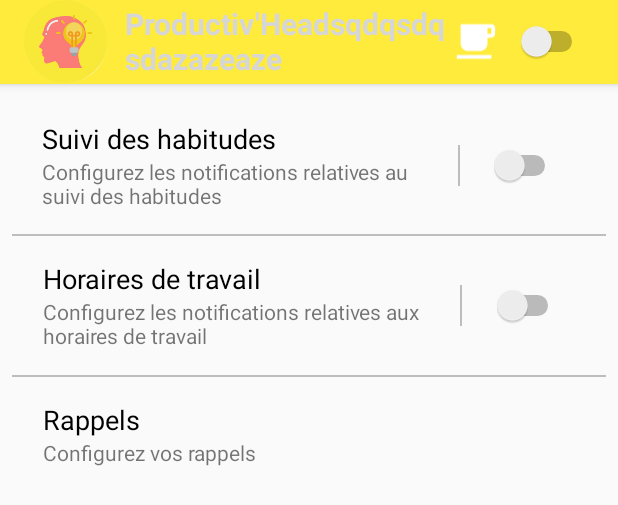
After one commit to dblasko/Productiv-Head-PTUT-IUT, an Android app: the layout notification_activity.xml on its own in the app's theme, with its tools: preview values and no code run, on a phone screen of 412 x 824 dp. The commit adds this screen. Shown: the top 505 px of the screen. Run offline under Robolectric (Android 15) with nearby library versions, the phone set to English and light mode, and no system bars.

Commit message:
Removed old and useless xml files + added drawer to notifications activity + switched to cardviews in reminders activity

```diff
--- a/app/src/main/res/layout/activity_rappels.xml
+++ b/app/src/main/res/layout/activity_rappels.xml
@@ -32,6 +32,8 @@
         android:layout_marginBottom="16dp"
         android:paddingBottom="4dp"
         android:visibility="visible"
+        android:dividerHeight="0dp"
+        android:divider="@null"
         app:layout_constraintBottom_toTopOf="@+id/buttonAdd"
         app:layout_constraintEnd_toEndOf="parent"
         app:layout_constraintStart_toStartOf="parent"
--- /dev/null
+++ b/app/src/main/res/layout/notification_activity.xml
@@ -0,0 +1,224 @@
+<?xml version="1.0" encoding="utf-8"?>
+<androidx.drawerlayout.widget.DrawerLayout xmlns:android="http://schemas.android.com/apk/res/android"
+    xmlns:app="http://schemas.android.com/apk/res-auto"
+    xmlns:tools="http://schemas.android.com/tools"
+    android:id="@+id/drawer_layout"
+    android:layout_width="match_parent"
+    android:layout_height="match_parent"
+    android:fitsSystemWindows="true"
+    tools:openDrawer="start">
+
+    <androidx.constraintlayout.widget.ConstraintLayout xmlns:android="http://schemas.android.com/apk/res/android"
+        xmlns:app="http://schemas.android.com/apk/res-auto"
+        xmlns:tools="http://schemas.android.com/tools"
+        android:layout_width="match_parent"
+        android:layout_height="match_parent"
+        tools:context=".Notifications.NotificationActivity">
+
+        <include
+            android:id="@+id/tool_bar"
+            layout="@layout/tool_bar" />
+
+        <androidx.constraintlayout.widget.ConstraintLayout
+            android:id="@+id/blocSuiviHabitudes"
+            android:layout_width="match_parent"
+            android:layout_height="0dp"
+            android:layout_marginTop="8dp"
+            android:background="?attr/selectableItemBackground"
+            android:clickable="true"
+            android:focusable="true"
+            app:layout_constraintTop_toBottomOf="@+id/tool_bar"
+            tools:layout_editor_absoluteX="0dp">
+
+            <TextView
+                android:id="@+id/textViewSuiviHabitudes1"
+                android:layout_width="wrap_content"
+                android:layout_height="wrap_content"
+                android:layout_marginStart="8dp"
+                android:layout_marginTop="16dp"
+                android:text="Suivi des habitudes"
+                android:textColor="@android:color/black"
+                android:textSize="18sp"
+                android:visibility="visible"
+                app:layout_constraintEnd_toEndOf="parent"
+                app:layout_constraintHorizontal_bias="0.08"
+                app:layout_constraintStart_toStartOf="parent"
+                app:layout_constraintTop_toTopOf="parent" />
+
+            <TextView
+                android:id="@+id/textViewSuiviHabitudes2"
+                android:layout_width="258dp"
+                android:layout_height="35dp"
+                android:layout_marginBottom="16dp"
+                android:text="Configurez les notifications relatives au suivi des habitudes"
+                android:visibility="visible"
+                app:layout_constraintBottom_toBottomOf="@+id/blocSuiviHabitudes"
+                app:layout_constraintStart_toStartOf="@+id/textViewSuiviHabitudes1"
+                app:layout_constraintTop_toBottomOf="@+id/textViewSuiviHabitudes1" />
+
+            <View
+                android:id="@+id/viewSeparateurSuiviHabitudes"
+                android:layout_width="1dp"
+                android:layout_height="0dp"
+                android:layout_marginStart="8dp"
+                android:layout_marginEnd="8dp"
+                android:background="#90909090"
+                app:layout_constraintBottom_toBottomOf="@+id/switchSuiviHabitudes"
+                app:layout_constraintEnd_toStartOf="@+id/switchSuiviHabitudes"
+                app:layout_constraintStart_toEndOf="@+id/textViewSuiviHabitudes2"
+                app:layout_constraintTop_toTopOf="@+id/switchSuiviHabitudes" />
+
+            <Switch
+                android:id="@+id/switchSuiviHabitudes"
+                android:layout_width="wrap_content"
+                android:layout_height="21dp"
+                android:layout_marginStart="8dp"
+                android:layout_marginTop="8dp"
+                android:layout_marginEnd="8dp"
+                android:layout_marginBottom="8dp"
+                android:visibility="visible"
+                app:layout_constraintBottom_toBottomOf="@+id/textViewSuiviHabitudes2"
+                app:layout_constraintEnd_toEndOf="parent"
+                app:layout_constraintHorizontal_bias="0.516"
+                app:layout_constraintStart_toEndOf="@+id/textViewSuiviHabitudes2"
+                app:layout_constraintTop_toTopOf="@+id/textViewSuiviHabitudes1" />
+
+        </androidx.constraintlayout.widget.ConstraintLayout>
+
+        <View
+            android:id="@+id/viewSeparateur1"
+            android:layout_width="fill_parent"
+            android:layout_height="1dp"
+            android:layout_marginStart="8dp"
+            android:layout_marginEnd="8dp"
+            android:background="#90909090"
+            app:layout_constraintEnd_toEndOf="parent"
+            app:layout_constraintHorizontal_bias="0.0"
+            app:layout_constraintStart_toStartOf="parent"
+            app:layout_constraintTop_toBottomOf="@+id/blocSuiviHabitudes" />
+
+        <androidx.constraintlayout.widget.ConstraintLayout
+            android:id="@+id/blocHorairesTravail"
+            android:layout_width="match_parent"
+            android:layout_height="wrap_content"
+            android:clickable="true"
+            android:focusable="true"
+            android:background="?attr/selectableItemBackground"
+            app:layout_constraintTop_toBottomOf="@+id/viewSeparateur1"
+            tools:layout_editor_absoluteX="16dp">
+
+            <TextView
+                android:id="@+id/textViewHorairesTravail"
+                android:layout_width="wrap_content"
+                android:layout_height="wrap_content"
+                android:layout_marginStart="8dp"
+                android:layout_marginTop="16dp"
+                android:text="Horaires de travail"
+                android:textColor="@android:color/black"
+                android:textSize="18sp"
+                app:layout_constraintEnd_toEndOf="parent"
+                app:layout_constraintHorizontal_bias="0.08"
+                app:layout_constraintStart_toStartOf="parent"
+                app:layout_constraintTop_toTopOf="parent" />
+
+            <TextView
+                android:id="@+id/textViewSuiviHabitudes"
+                android:layout_width="258dp"
+                android:layout_height="36dp"
+                android:layout_marginBottom="16dp"
+                android:text="Configurez les notifications relatives aux horaires de travail"
+                android:visibility="visible"
+                app:layout_constraintBottom_toBottomOf="parent"
+                app:layout_constraintStart_toStartOf="@+id/textViewHorairesTravail"
+                app:layout_constraintTop_toBottomOf="@+id/textViewHorairesTravail"
+                app:layout_constraintVertical_bias="0.0" />
+
+            <View
+                android:id="@+id/viewSeparateurrHorairesTravail"
+                android:layout_width="1dp"
+                android:layout_height="0dp"
+                android:layout_marginStart="8dp"
+                android:layout_marginEnd="8dp"
+                android:background="#90909090"
+                app:layout_constraintBottom_toBottomOf="@+id/switchHorairesTravail"
+                app:layout_constraintEnd_toStartOf="@+id/switchHorairesTravail"
+                app:layout_constraintStart_toEndOf="@+id/textViewSuiviHabitudes"
+                app:layout_constraintTop_toTopOf="@+id/switchHorairesTravail" />
+
+            <Switch
+                android:id="@+id/switchHorairesTravail"
+                android:layout_width="wrap_content"
+                android:layout_height="wrap_content"
+                android:layout_marginStart="8dp"
+                android:layout_marginTop="8dp"
+                android:layout_marginEnd="8dp"
+                android:layout_marginBottom="8dp"
+                app:layout_constraintBottom_toBottomOf="@+id/textViewSuiviHabitudes"
+                app:layout_constraintEnd_toEndOf="parent"
+                app:layout_constraintHorizontal_bias="0.546"
+                app:layout_constraintStart_toEndOf="@+id/textViewSuiviHabitudes"
+                app:layout_constraintTop_toTopOf="@+id/textViewHorairesTravail" />
+
+        </androidx.constraintlayout.widget.ConstraintLayout>
+
+        <View
+            android:id="@+id/viewSeparateur2"
+            android:layout_width="fill_parent"
+            android:layout_height="1dp"
+            android:layout_marginStart="8dp"
+            android:layout_marginEnd="8dp"
+            android:background="#90909090"
+            app:layout_constraintEnd_toEndOf="parent"
+            app:layout_constraintHorizontal_bias="0.0"
+            app:layout_constraintStart_toStartOf="parent"
+            app:layout_constraintTop_toBottomOf="@+id/blocHorairesTravail" />
+
+        <androidx.constraintlayout.widget.ConstraintLayout
+            android:id="@+id/blocRappels"
+            android:layout_width="match_parent"
+            android:layout_height="wrap_content"
+            android:clickable="true"
+            android:focusable="true"
+            android:background="?attr/selectableItemBackground"
+            app:layout_constraintTop_toBottomOf="@+id/viewSeparateur2"
+            tools:layout_editor_absoluteX="0dp">
+
+            <TextView
+                android:id="@+id/textViewRappels1"
+                android:layout_width="wrap_content"
+                android:layout_height="wrap_content"
+                android:layout_marginStart="8dp"
+                android:layout_marginTop="16dp"
+                android:text="Rappels"
+                android:textColor="@android:color/black"
+                android:textSize="18sp"
+                app:layout_constraintEnd_toEndOf="parent"
+                app:layout_constraintHorizontal_bias="0.06"
+                app:layout_constraintStart_toStartOf="parent"
+                app:layout_constraintTop_toTopOf="parent" />
+
+            <TextView
+                android:id="@+id/textViewRappels2"
+                android:layout_width="wrap_content"
+                android:layout_height="wrap_content"
+                android:layout_marginBottom="16dp"
+                android:text="Configurez vos rappels"
+                android:visibility="visible"
+                app:layout_constraintBottom_toBottomOf="parent"
+                app:layout_constraintStart_toStartOf="@+id/textViewRappels1"
+                app:layout_constraintTop_toBottomOf="@+id/textViewRappels1"
+                app:layout_constraintVertical_bias="0.0" />
+
+        </androidx.constraintlayout.widget.ConstraintLayout>
+
+    </androidx.constraintlayout.widget.ConstraintLayout>
+
+    <com.google.android.material.navigation.NavigationView
+            android:id="@+id/nav_view"
+            android:layout_width="wrap_content"
+            android:layout_height="match_parent"
+            android:layout_gravity="start"
+            android:fitsSystemWindows="true"
+            app:menu="@menu/drawer_menu" />
+
+</androidx.drawerlayout.widget.DrawerLayout>
```
Also changed, not shown: app/src/main/java/com/example/produtivhead/Notifications/NotificationActivity.java (+70 -2 lines), app/src/main/res/layout/activity_main.xml (deleted, +0 -205 lines), app/src/main/res/layout/configuration_layout.xml (deleted, +0 -19 lines), app/src/main/res/layout/custom_notification_button.xml (+20 -4 lines), app/src/main/res/layout/notification_configuration_layout.xml (deleted, +0 -115 lines), 1 other file.
